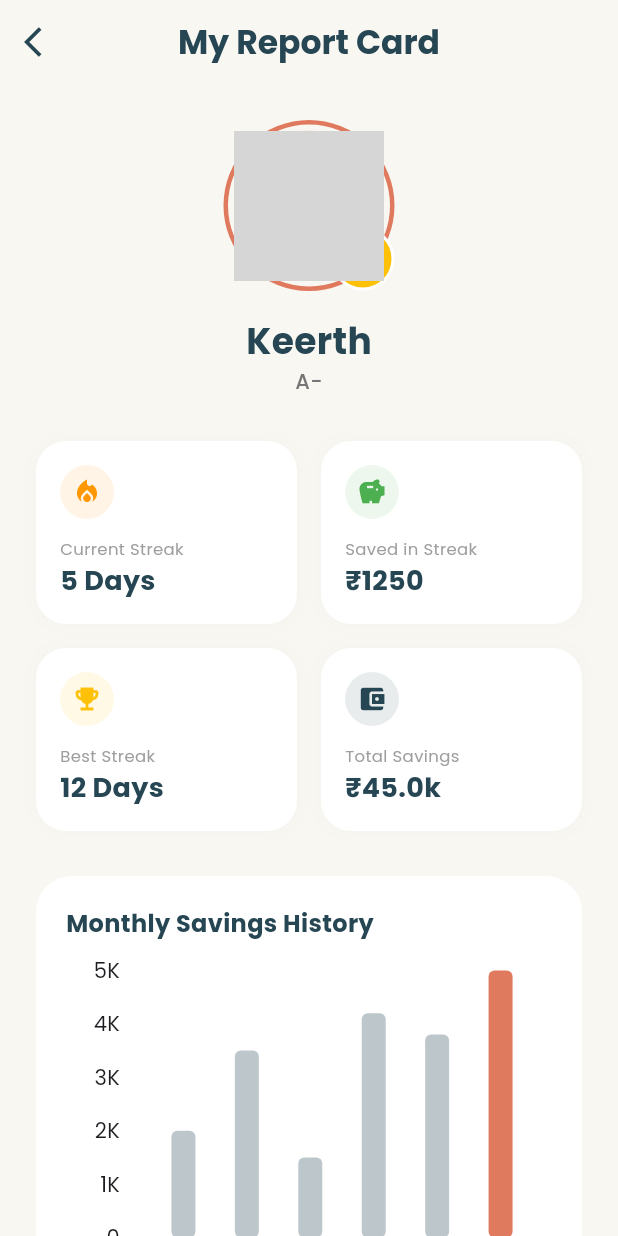
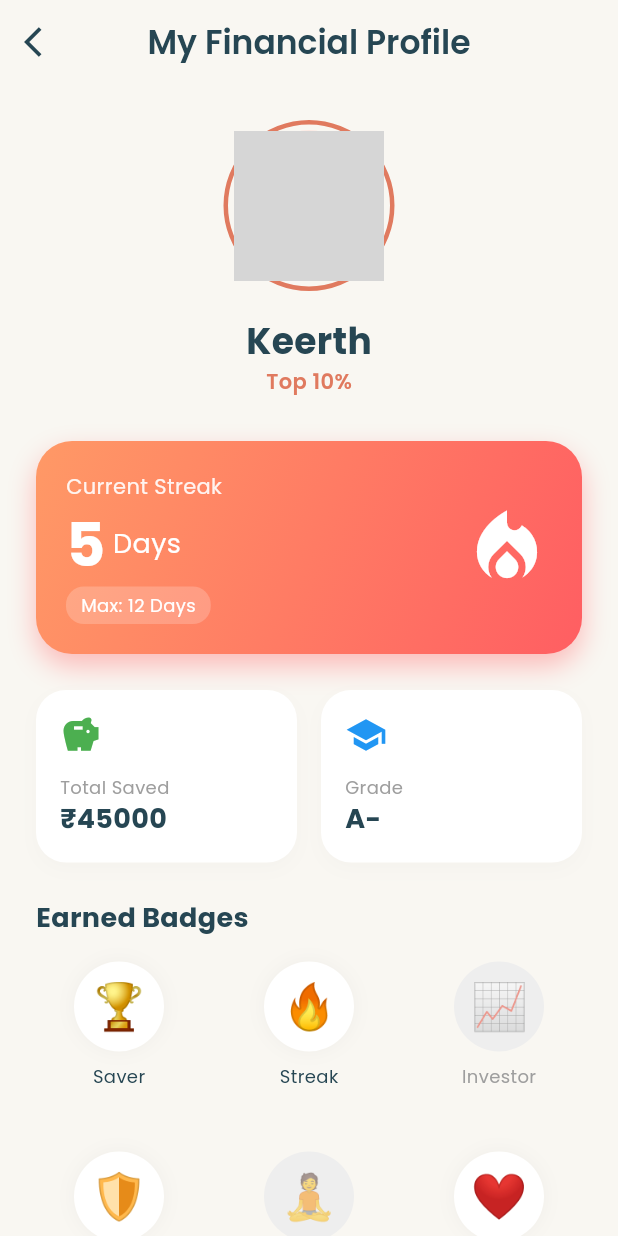
Before and after one commit to Sagarshigehalli/codered22, a Flutter app: the ProfilePage screen opened directly, on a phone screen of 412 x 824 dp. Run offline on Flutter 3.47's test engine with Material 3 defaults, Android fonts, the light colour scheme and no system bars; drawn by our look-alikes of fl_chart, flutter_animate; our stand-ins replace google_fonts, permission_handler, supabase_flutter; missing offline and left inert: flutter_sms_inbox; accounts and stored records are empty; network calls fail; grey boxes are pictures that could not be loaded.

Commit message:
Fixed-gamified-page

```diff
--- a/lib/screens/home/home_widgets.dart
+++ b/lib/screens/home/home_widgets.dart
@@ -57,6 +57,7 @@ class LivingMaaAvatar extends StatelessWidget {
           Row(
             mainAxisAlignment: MainAxisAlignment.spaceBetween,
             children: [
+              // STREAK DISPLAY INSIDE MAA CARD
               Container(
                 padding: const EdgeInsets.symmetric(horizontal: 10, vertical: 5),
                 decoration: BoxDecoration(
--- a/lib/screens/home/scanner_pay_page.dart
+++ b/lib/screens/home/scanner_pay_page.dart
@@ -4,7 +4,8 @@ import '../../providers/user_provider.dart';
 import '../../core/utils.dart';
 import '../payment/qr_scanner.dart';
 import 'home_widgets.dart';
-import 'transaction_history_page.dart'; // Import history page
+import 'transaction_history_page.dart';
+import '../profile/profile_page.dart'; // IMPORT THE PROFILE PAGE
 
 class ScannerPayPage extends StatelessWidget {
   const ScannerPayPage({super.key});
@@ -16,16 +17,61 @@ class ScannerPayPage extends StatelessWidget {
     return Scaffold(
       backgroundColor: const Color(0xFFF9F7F2),
       appBar: AppBar(
-        title: const Row(children: [
-          CircleAvatar(backgroundImage: NetworkImage('https://i.pravatar.cc/150?img=11')),
-          SizedBox(width: 12),
-          Column(crossAxisAlignment: CrossAxisAlignment.start, children: [
-            Text("Namaste", style: TextStyle(fontSize: 14, color: Colors.grey)),
-            Text("Keerth", style: TextStyle(fontSize: 18, fontWeight: FontWeight.bold, color: Color(0xFF264653)))
-          ])
-        ]),
+        automaticallyImplyLeading: false, // Remove default back button
+        title: GestureDetector(
+          // CLICKING HEADER GOES TO PROFILE PAGE
+          onTap: () {
+            Navigator.push(
+              context,
+              MaterialPageRoute(builder: (context) => const ProfilePage()),
+            );
+          },
+          child: Row(
+            children: [
+              const CircleAvatar(backgroundImage: NetworkImage('https://i.pravatar.cc/150?img=11')),
+              const SizedBox(width: 12),
+              Column(
+                crossAxisAlignment: CrossAxisAlignment.start,
+                children: [
+                  const Text("Namaste", style: TextStyle(fontSize: 12, color: Colors.grey)),
+                  Row(
+                    children: [
+                      const Text("Keerth", style: TextStyle(fontSize: 18, fontWeight: FontWeight.bold, color: Color(0xFF264653))),
+                      const SizedBox(width: 8),
+                      // --- STREAK BADGE IN HEADER ---
+                      Container(
+                        padding: const EdgeInsets.symmetric(horizontal: 8, vertical: 2),
+                        decoration: BoxDecoration(
+                          color: const Color(0xFFFFE5D9), // Light orange bg
+                          borderRadius: BorderRadius.circular(12),
+                          border: Border.all(color: const Color(0xFFFF9966)),
+                        ),
+                        child: Row(
+                          children: [
+                            const Icon(Icons.local_fire_department, color: Color(0xFFFF5E62), size: 14),
+                            const SizedBox(width: 4),
+                            Text(
+                              "${userData.currentStreak}",
+                              style: const TextStyle(fontWeight: FontWeight.bold, fontSize: 12, color: Color(0xFFE07A5F))
+                            ),
+                          ],
+                        ),
+                      )
+                    ],
+                  )
+                ],
+              )
+            ],
+          ),
+        ),
         backgroundColor: Colors.transparent,
         elevation: 0,
+        actions: [
+           IconButton(
+             icon: const Icon(Icons.notifications_outlined, color: Color(0xFF264653)),
+             onPressed: () {},
+           )
+        ],
       ),
       body: SingleChildScrollView(
         child: Padding(
@@ -33,7 +79,6 @@ class ScannerPayPage extends StatelessWidget {
           child: Column(
             crossAxisAlignment: CrossAxisAlignment.start,
             children: [
-              // Updated to use the new Avatar widget
               LivingMaaAvatar(userData: userData),
               const SizedBox(height: 24),
               const BalanceCard(),
@@ -43,7 +88,6 @@ class ScannerPayPage extends StatelessWidget {
               const QuickActionsGrid(),
               const SizedBox(height: 24),
 
-              // --- UPDATED TRANSACTION LIST LOGIC ---
               const Text("Recent Spending (Last 10)", style: TextStyle(fontSize: 18, fontWeight: FontWeight.bold, color: Color(0xFF264653))),
               const SizedBox(height: 10),
 
@@ -70,10 +114,7 @@ class ScannerPayPage extends StatelessWidget {
                       children: [
                         Text(
                           "View Full History",
-                          style: TextStyle(
-                            color: Color(0xFF264653),
-                            fontWeight: FontWeight.w600,
-                          ),
+                          style: TextStyle(color: Color(0xFF264653), fontWeight: FontWeight.w600),
                         ),
                         SizedBox(width: 8),
                         Icon(Icons.arrow_forward, size: 16, color: Color(0xFF264653)),
--- a/lib/screens/profile/profile_page.dart
+++ b/lib/screens/profile/profile_page.dart
@@ -1,8 +1,8 @@
 import 'package:flutter/material.dart';
-import 'package:fl_chart/fl_chart.dart';
 import 'package:google_fonts/google_fonts.dart';
 import 'package:provider/provider.dart';
 import '../../providers/user_provider.dart';
+import 'package:flutter_animate/flutter_animate.dart';
 
 class ProfilePage extends StatelessWidget {
   const ProfilePage({super.key});
@@ -10,8 +10,6 @@ class ProfilePage extends StatelessWidget {
   @override
   Widget build(BuildContext context) {
     final userData = Provider.of<UserDataProvider>(context);
-    final themeColor = const Color(0xFF264653); // Slate
-    final accentColor = const Color(0xFFE07A5F); // Terracotta
 
     return Scaffold(
       backgroundColor: const Color(0xFFF9F7F2),
@@ -19,115 +17,119 @@ class ProfilePage extends StatelessWidget {
         backgroundColor: Colors.transparent,
         elevation: 0,
         leading: IconButton(
-          icon: Icon(Icons.arrow_back_ios, color: themeColor),
+          icon: const Icon(Icons.arrow_back_ios, color: Color(0xFF264653)),
           onPressed: () => Navigator.pop(context),
         ),
-        title: Text("My Report Card", style: TextStyle(color: themeColor, fontWeight: FontWeight.bold)),
+        title: Text("My Financial Profile", style: GoogleFonts.poppins(color: const Color(0xFF264653), fontWeight: FontWeight.w600)),
         centerTitle: true,
       ),
       body: SingleChildScrollView(
         padding: const EdgeInsets.all(24),
         child: Column(
           children: [
-            // 1. HEADER: Avatar & Grade
-            Center(
-              child: Column(
+            // --- 1. PROFILE HEADER ---
+            Column(
+              children: [
+                Container(
+                  padding: const EdgeInsets.all(4),
+                  decoration: BoxDecoration(
+                    shape: BoxShape.circle,
+                    border: Border.all(color: const Color(0xFFE07A5F), width: 3),
+                  ),
+                  child: const CircleAvatar(
+                    radius: 50,
+                    backgroundImage: NetworkImage('https://i.pravatar.cc/150?img=11'),
+                  ),
+                ),
+                const SizedBox(height: 16),
+                Text(
+                  "Keerth",
+                  style: GoogleFonts.poppins(fontSize: 24, fontWeight: FontWeight.bold, color: const Color(0xFF264653))
+                ),
+                Text(
+                  userData.indiaWealthRank, // "Top 10%"
+                  style: GoogleFonts.poppins(fontSize: 14, color: const Color(0xFFE07A5F), fontWeight: FontWeight.w600)
+                ),
+              ],
+            ).animate().fadeIn().scale(),
+
+            const SizedBox(height: 30),
+
+            // --- 2. GAMIFIED STREAK CARD ---
+            Container(
+              width: double.infinity,
+              padding: const EdgeInsets.all(20),
+              decoration: BoxDecoration(
+                gradient: const LinearGradient(
+                  colors: [Color(0xFFFF9966), Color(0xFFFF5E62)],
+                  begin: Alignment.topLeft,
+                  end: Alignment.bottomRight,
+                ),
+                borderRadius: BorderRadius.circular(24),
+                boxShadow: [
+                  BoxShadow(color: const Color(0xFFFF5E62).withOpacity(0.4), blurRadius: 15, offset: const Offset(0, 8))
+                ],
+              ),
+              child: Row(
+                mainAxisAlignment: MainAxisAlignment.spaceBetween,
                 children: [
-                  Stack(
-                    alignment: Alignment.bottomRight,
+                  Column(
+                    crossAxisAlignment: CrossAxisAlignment.start,
                     children: [
-                      Container(
-                        padding: const EdgeInsets.all(4),
-                        decoration: BoxDecoration(shape: BoxShape.circle, border: Border.all(color: accentColor, width: 3)),
-                        child: const CircleAvatar(radius: 50, backgroundImage: NetworkImage('https://i.pravatar.cc/150?img=11')),
+                      Text("Current Streak", style: GoogleFonts.poppins(color: Colors.white.withOpacity(0.9), fontSize: 14)),
+                      Row(
+                        children: [
+                          Text("${userData.currentStreak}", style: GoogleFonts.poppins(color: Colors.white, fontSize: 40, fontWeight: FontWeight.bold)),
+                          const SizedBox(width: 5),
+                          const Text("Days", style: TextStyle(color: Colors.white, fontSize: 18)),
+                        ],
                       ),
                       Container(
-                        padding: const EdgeInsets.all(8),
-                        decoration: BoxDecoration(color: Colors.amber, shape: BoxShape.circle, border: Border.all(color: Colors.white, width: 2)),
-                        child: const Text("A+", style: TextStyle(fontWeight: FontWeight.bold, fontSize: 16)),
-                      ),
+                        padding: const EdgeInsets.symmetric(horizontal: 10, vertical: 4),
+                        decoration: BoxDecoration(color: Colors.white.withOpacity(0.2), borderRadius: BorderRadius.circular(12)),
+                        child: Text("Max: ${userData.maxStreak} Days", style: const TextStyle(color: Colors.white, fontSize: 12)),
+                      )
                     ],
                   ),
-                  const SizedBox(height: 16),
-                  Text("Keerth", style: GoogleFonts.poppins(fontSize: 24, fontWeight: FontWeight.bold, color: themeColor)),
-                  Text(userData.financialGrade, style: GoogleFonts.poppins(fontSize: 14, color: Colors.grey[600], fontWeight: FontWeight.w500)),
+                  const Icon(Icons.local_fire_department, color: Colors.white, size: 60)
+                      .animate(onPlay: (c) => c.repeat(reverse: true))
+                      .scale(begin: const Offset(1, 1), end: const Offset(1.1, 1.1), duration: 1.seconds),
                 ],
               ),
             ),
-            const SizedBox(height: 30),
 
-            // 2. STREAK STATS GRID
+            const SizedBox(height: 24),
+
+            // --- 3. STATS GRID ---
             Row(
               children: [
-                _buildStatCard("Current Streak", "${userData.currentStreak} Days", Icons.local_fire_department, Colors.orange),
+                _buildStatCard("Total Saved", "₹${userData.totalLifetimeSavings.toStringAsFixed(0)}", Icons.savings, Colors.green),
                 const SizedBox(width: 16),
-                _buildStatCard("Saved in Streak", "₹${userData.totalSavedInStreak.toStringAsFixed(0)}", Icons.savings, Colors.green),
-              ],
-            ),
-            const SizedBox(height: 16),
-            Row(
-              children: [
-                _buildStatCard("Best Streak", "${userData.maxStreak} Days", Icons.emoji_events, Colors.amber),
-                const SizedBox(width: 16),
-                _buildStatCard("Total Savings", "₹${(userData.totalLifetimeSavings/1000).toStringAsFixed(1)}k", Icons.account_balance_wallet, themeColor),
+                _buildStatCard("Grade", userData.financialGrade, Icons.school, Colors.blue),
               ],
             ),
 
-            const SizedBox(height: 30),
+            const SizedBox(height: 24),
 
-            // 3. MONTHLY SAVINGS GRAPH
-            Container(
-              padding: const EdgeInsets.all(20),
-              decoration: BoxDecoration(color: Colors.white, borderRadius: BorderRadius.circular(24)),
-              child: Column(
-                crossAxisAlignment: CrossAxisAlignment.start,
-                children: [
-                  Text("Monthly Savings History", style: GoogleFonts.poppins(fontSize: 16, fontWeight: FontWeight.bold, color: themeColor)),
-                  const SizedBox(height: 20),
-                  SizedBox(
-                    height: 200,
-                    child: BarChart(
-                      BarChartData(
-                        gridData: FlGridData(show: false),
-                        titlesData: FlTitlesData(
-                          rightTitles: AxisTitles(sideTitles: SideTitles(showTitles: false)),
-                          topTitles: AxisTitles(sideTitles: SideTitles(showTitles: false)),
-                          bottomTitles: AxisTitles(
-                            sideTitles: SideTitles(
-                              showTitles: true,
-                              getTitlesWidget: (val, meta) {
-                                int index = val.toInt();
-                                if(index >= 0 && index < userData.monthlySavingsHistory.length) {
-                                  return Padding(
-                                    padding: const EdgeInsets.only(top: 8.0),
-                                    child: Text(userData.monthlySavingsHistory[index]['month'], style: const TextStyle(fontSize: 10, color: Colors.grey)),
-                                  );
-                                }
-                                return const SizedBox();
-                              },
-                            )
-                          ),
-                        ),
-                        borderData: FlBorderData(show: false),
-                        barGroups: userData.monthlySavingsHistory.asMap().entries.map((e) {
-                          return BarChartGroupData(
-                            x: e.key,
-                            barRods: [
-                              BarChartRodData(
-                                toY: e.value['amount'],
-                                color: e.key == userData.monthlySavingsHistory.length - 1 ? accentColor : themeColor.withOpacity(0.3),
-                                width: 16,
-                                borderRadius: BorderRadius.circular(4),
-                              ),
-                            ],
-                          );
-                        }).toList(),
-                      ),
-                    ),
-                  ),
-                ],
-              ),
-            ),
+            // --- 4. BADGES SECTION ---
+            Align(alignment: Alignment.centerLeft, child: Text("Earned Badges", style: GoogleFonts.poppins(fontSize: 18, fontWeight: FontWeight.bold, color: const Color(0xFF264653)))),
+            const SizedBox(height: 16),
+
+            GridView.count(
+              shrinkWrap: true,
+              physics: const NeverScrollableScrollPhysics(),
+              crossAxisCount: 3,
+              mainAxisSpacing: 16,
+              crossAxisSpacing: 16,
+              children: [
+                _buildBadge("Saver", "🏆", true),
+                _buildBadge("Streak", "🔥", true),
+                _buildBadge("Investor", "📈", false),
+                _buildBadge("Budget", "🛡️", true),
+                _buildBadge("Guru", "🧘", false),
+                _buildBadge("Maa's Fav", "❤️", true),
+              ],
+            )
           ],
         ),
       ),
@@ -138,21 +140,51 @@ class ProfilePage extends StatelessWidget {
     return Expanded(
       child: Container(
         padding: const EdgeInsets.all(16),
-        decoration: BoxDecoration(color: Colors.white, borderRadius: BorderRadius.circular(20), boxShadow: [BoxShadow(color: Colors.grey.withOpacity(0.05), blurRadius: 10)]),
+        decoration: BoxDecoration(
+          color: Colors.white,
+          borderRadius: BorderRadius.circular(20),
+          boxShadow: [BoxShadow(color: Colors.grey.withOpacity(0.05), blurRadius: 10, offset: const Offset(0, 4))],
+        ),
         child: Column(
           crossAxisAlignment: CrossAxisAlignment.start,
           children: [
-            Container(
-              padding: const EdgeInsets.all(8),
-              decoration: BoxDecoration(color: color.withOpacity(0.1), shape: BoxShape.circle),
-              child: Icon(icon, color: color, size: 20),
-            ),
+            Icon(icon, color: color, size: 28),
             const SizedBox(height: 12),
-            Text(title, style: TextStyle(color: Colors.grey[500], fontSize: 11)),
-            Text(value, style: TextStyle(color: const Color(0xFF264653), fontSize: 18, fontWeight: FontWeight.bold)),
+            Text(title, style: GoogleFonts.poppins(color: Colors.grey, fontSize: 12)),
+            Text(value, style: GoogleFonts.poppins(color: const Color(0xFF264653), fontSize: 18, fontWeight: FontWeight.bold)),
           ],
         ),
       ),
     );
   }
+
+  Widget _buildBadge(String label, String emoji, bool unlocked) {
+    return Column(
+      children: [
+        Container(
+          height: 60,
+          width: 60,
+          decoration: BoxDecoration(
+            color: unlocked ? Colors.white : Colors.grey[200],
+            shape: BoxShape.circle,
+            boxShadow: unlocked ? [BoxShadow(color: Colors.grey.withOpacity(0.1), blurRadius: 10)] : [],
+          ),
+          child: Center(
+            child: Text(
+              emoji,
+              style: TextStyle(fontSize: 30, color: unlocked ? null : Colors.grey.withOpacity(0.5))
+            ),
+          ),
+        ),
+        const SizedBox(height: 8),
+        Text(
+          label,
+          style: GoogleFonts.poppins(
+            fontSize: 12,
+            color: unlocked ? const Color(0xFF264653) : Colors.grey
+          )
+        )
+      ],
+    );
+  }
 }
```
